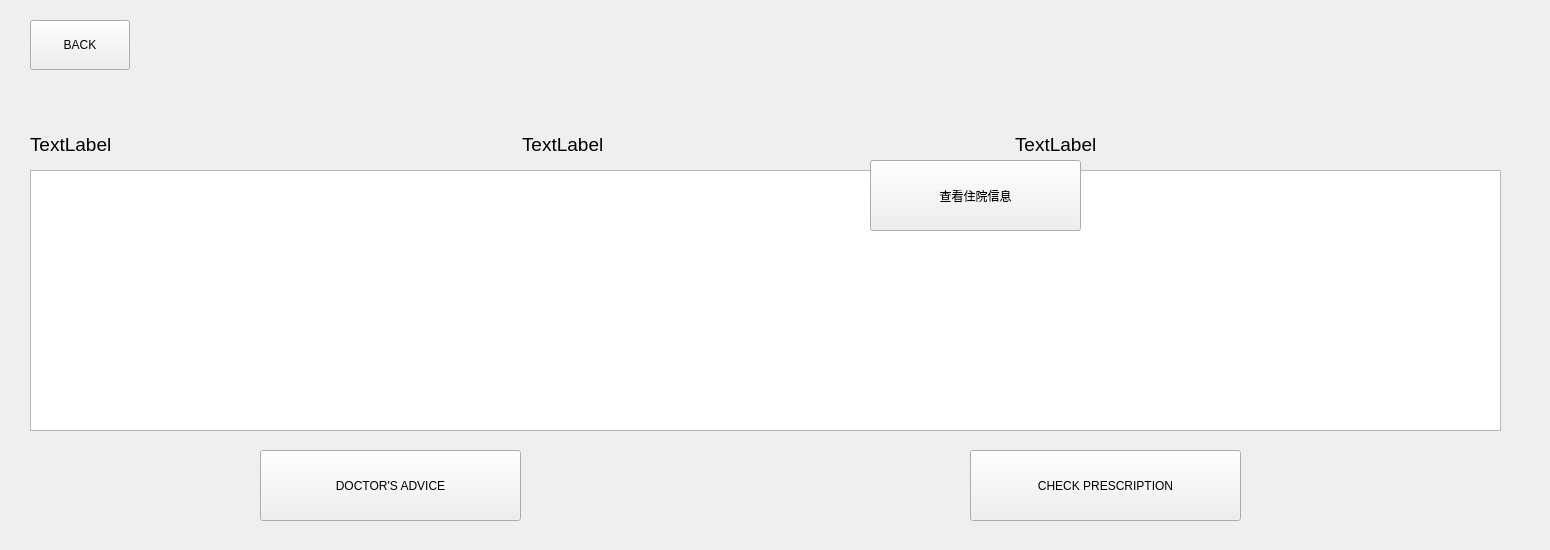
Pelix05/Blackholehospital, file Blackholehospital/casedialog.ui: the form before one commit.
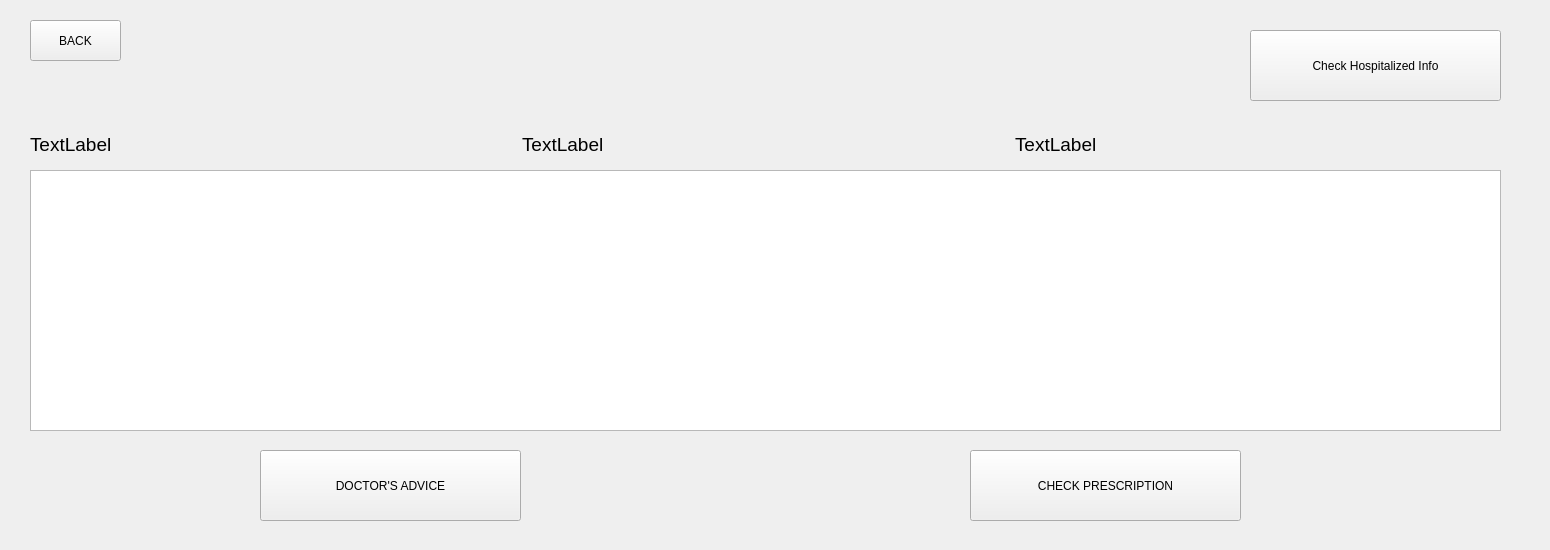
The form after the commit.

Commit message: ADD DESIGN TO EDIT PATIENT PROFILE, CHECK HOSPITALIZED WINDOWS, FIX SOME BUGS, FIX THE WRONG UI SIZE

What changed in the file:
```diff
--- a/Blackholehospital/casedialog.ui
+++ b/Blackholehospital/casedialog.ui
@@ -18,8 +18,8 @@
     <rect>
      <x>30</x>
      <y>20</y>
-     <width>100</width>
-     <height>50</height>
+     <width>91</width>
+     <height>41</height>
     </rect>
    </property>
    <property name="text">
@@ -98,14 +98,14 @@
   <widget class="QPushButton" name="hospitalization">
    <property name="geometry">
     <rect>
-     <x>870</x>
-     <y>160</y>
-     <width>211</width>
+     <x>1250</x>
+     <y>30</y>
+     <width>251</width>
      <height>71</height>
     </rect>
    </property>
    <property name="text">
-    <string>查看住院信息</string>
+    <string>Check Hospitalized Info</string>
    </property>
   </widget>
  </widget>
```
The commit also changes 6 other files.
